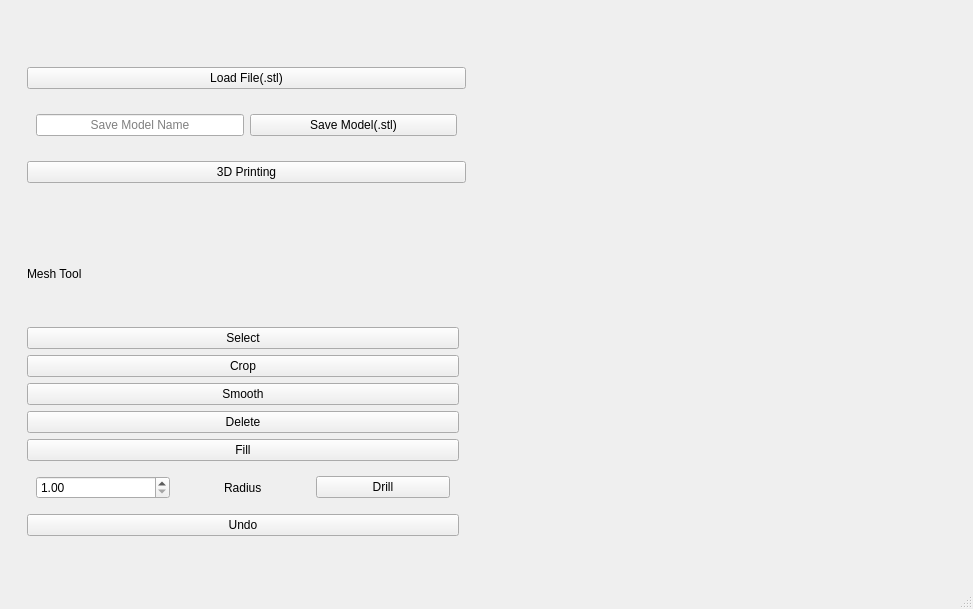
The window that bone3d.ui (Thanatossan/bone3d) describes before a commit, drawn with Qt 5.
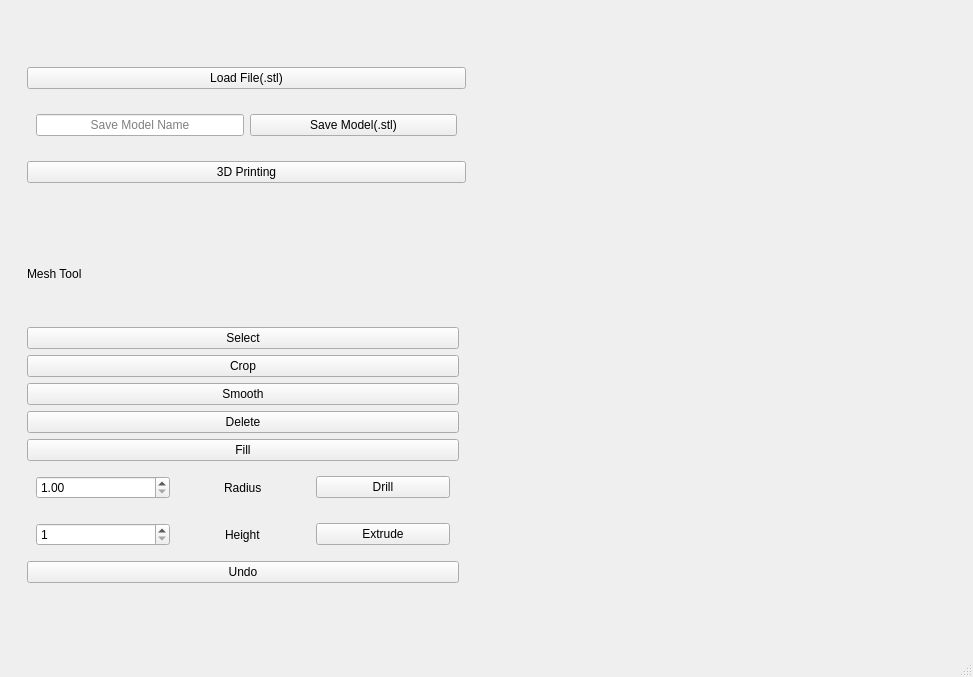
The same window after the commit.

Commit message: add extrude button

Patch:
```diff
--- a/bone3d.ui
+++ b/bone3d.ui
@@ -7,7 +7,7 @@
     <x>0</x>
     <y>0</y>
     <width>973</width>
-    <height>609</height>
+    <height>677</height>
    </rect>
   </property>
   <property name="windowTitle">
@@ -222,6 +222,45 @@
             </layout>
            </widget>
           </item>
+          <item>
+           <widget class="QWidget" name="widget_6" native="true">
+            <layout class="QHBoxLayout" name="horizontalLayout_4">
+             <item>
+              <widget class="QDoubleSpinBox" name="extrude_input">
+               <property name="minimumSize">
+                <size>
+                 <width>100</width>
+                 <height>0</height>
+                </size>
+               </property>
+               <property name="decimals">
+                <number>0</number>
+               </property>
+               <property name="minimum">
+                <double>1.000000000000000</double>
+               </property>
+               <property name="singleStep">
+                <double>0.500000000000000</double>
+               </property>
+              </widget>
+             </item>
+             <item alignment="Qt::AlignHCenter">
+              <widget class="QLabel" name="label_2">
+               <property name="text">
+                <string>Height</string>
+               </property>
+              </widget>
+             </item>
+             <item>
+              <widget class="QPushButton" name="button_extrude">
+               <property name="text">
+                <string>Extrude</string>
+               </property>
+              </widget>
+             </item>
+            </layout>
+           </widget>
+          </item>
           <item>
            <widget class="QPushButton" name="button_undo">
             <property name="text">
```
The commit also changes 2 other files.
